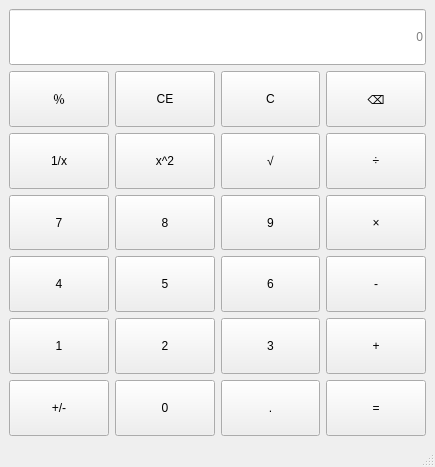
alac19/QtCourse, file mainwindow.ui: the form before one commit.
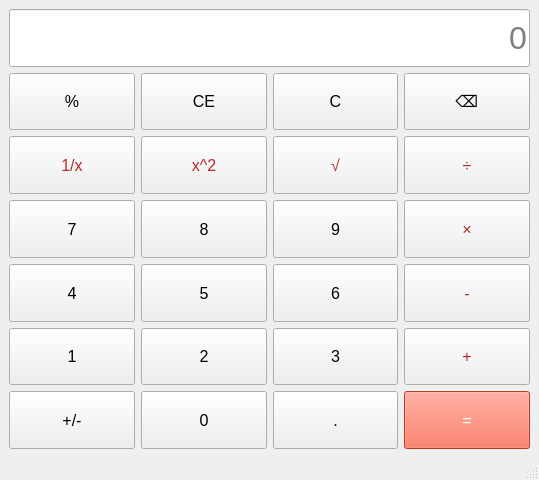
The form after the commit.

Commit message: use stylesheets to improve the ui

```diff
--- a/mainwindow.ui
+++ b/mainwindow.ui
@@ -6,13 +6,30 @@
    <rect>
     <x>0</x>
     <y>0</y>
-    <width>435</width>
-    <height>467</height>
+    <width>539</width>
+    <height>480</height>
    </rect>
   </property>
   <property name="windowTitle">
    <string>MainWindow</string>
   </property>
+  <property name="styleSheet">
+   <string notr="true">QPushButton {
+	font-size: 12pt;
+}
+
+QPushButton hover{
+	color: rgb(219, 219, 219);
+}
+
+QPushButton pressed{
+	color: rgb(206, 206, 206);
+}
+
+QLineEdit {
+	font-size: 24pt;
+}</string>
+  </property>
   <widget class="QWidget" name="centralwidget">
    <layout class="QHBoxLayout" name="horizontalLayout">
     <item>
@@ -38,6 +55,11 @@
           <verstretch>0</verstretch>
          </sizepolicy>
         </property>
+        <property name="styleSheet">
+         <string notr="true">QPushButton{
+	color: #b92b27
+}</string>
+        </property>
         <property name="text">
          <string>÷</string>
         </property>
@@ -64,6 +86,11 @@
           <verstretch>0</verstretch>
          </sizepolicy>
         </property>
+        <property name="styleSheet">
+         <string notr="true">QPushButton{
+	color: #b92b27
+}</string>
+        </property>
         <property name="text">
          <string>√</string>
         </property>
@@ -103,6 +130,11 @@
           <verstretch>0</verstretch>
          </sizepolicy>
         </property>
+        <property name="styleSheet">
+         <string notr="true">QPushButton{
+	color: #b92b27
+}</string>
+        </property>
         <property name="text">
          <string>1/x</string>
         </property>
@@ -116,6 +148,11 @@
           <verstretch>0</verstretch>
          </sizepolicy>
         </property>
+        <property name="styleSheet">
+         <string notr="true">QPushButton{
+	color: #b92b27
+}</string>
+        </property>
         <property name="text">
          <string>-</string>
         </property>
@@ -148,6 +185,11 @@
           <verstretch>0</verstretch>
          </sizepolicy>
         </property>
+        <property name="styleSheet">
+         <string notr="true">QPushButton{
+	color: #b92b27
+}</string>
+        </property>
         <property name="text">
          <string>×</string>
         </property>
@@ -294,6 +336,20 @@
           <verstretch>0</verstretch>
          </sizepolicy>
         </property>
+        <property name="styleSheet">
+         <string notr="true">QPushButton{
+	background-color: rgb(255, 82, 52);
+	color: rgb(255, 255, 255);
+}
+
+QPushButton hover{
+	color: rgb(255, 42, 42);
+}
+
+QPushButton pressed{
+	color: rgb(255, 0, 0);
+}</string>
+        </property>
         <property name="text">
          <string>=</string>
         </property>
@@ -321,7 +377,7 @@
          </sizepolicy>
         </property>
         <property name="text">
-         <string>％</string>
+         <string>%</string>
         </property>
        </widget>
       </item>
@@ -333,6 +389,11 @@
           <verstretch>0</verstretch>
          </sizepolicy>
         </property>
+        <property name="styleSheet">
+         <string notr="true">QPushButton{
+	color: #b92b27
+}</string>
+        </property>
         <property name="text">
          <string>x^2</string>
         </property>
@@ -346,6 +407,11 @@
           <verstretch>0</verstretch>
          </sizepolicy>
         </property>
+        <property name="styleSheet">
+         <string notr="true">QPushButton{
+	color: #b92b27
+}</string>
+        </property>
         <property name="text">
          <string>+</string>
         </property>
```
Left out of the diff: 2 changed lines with no effect on the pictures.
